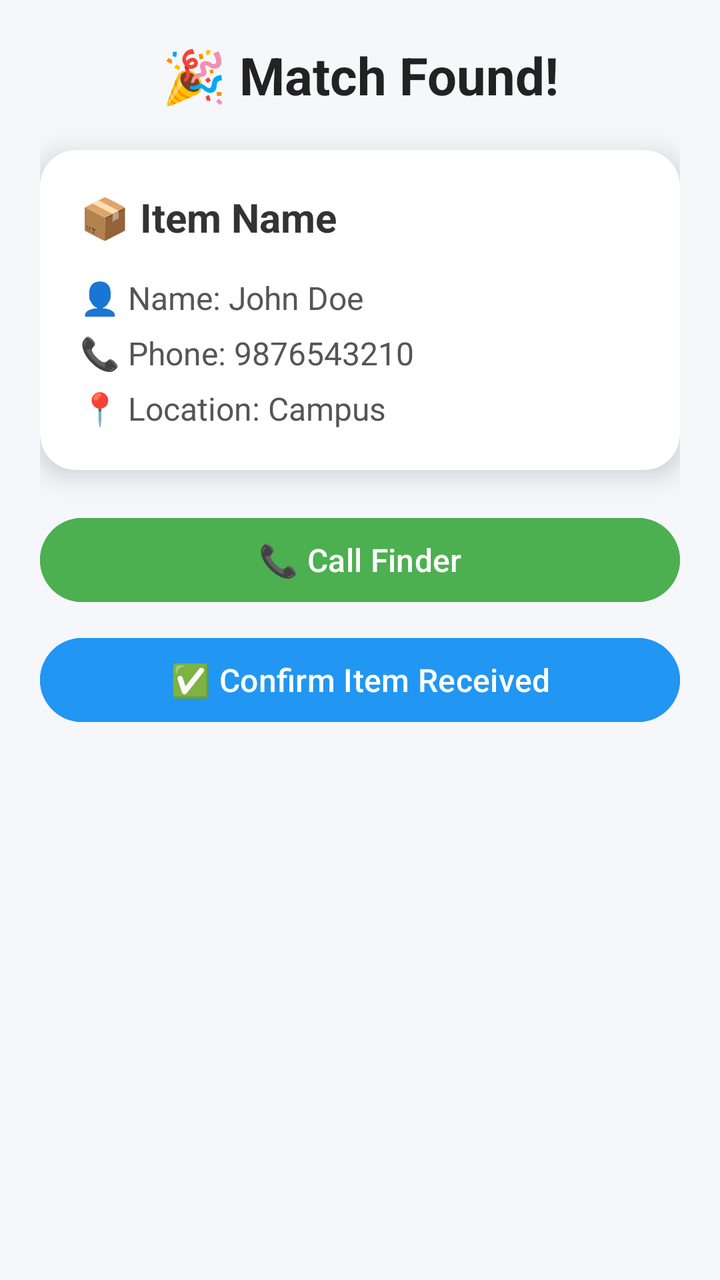
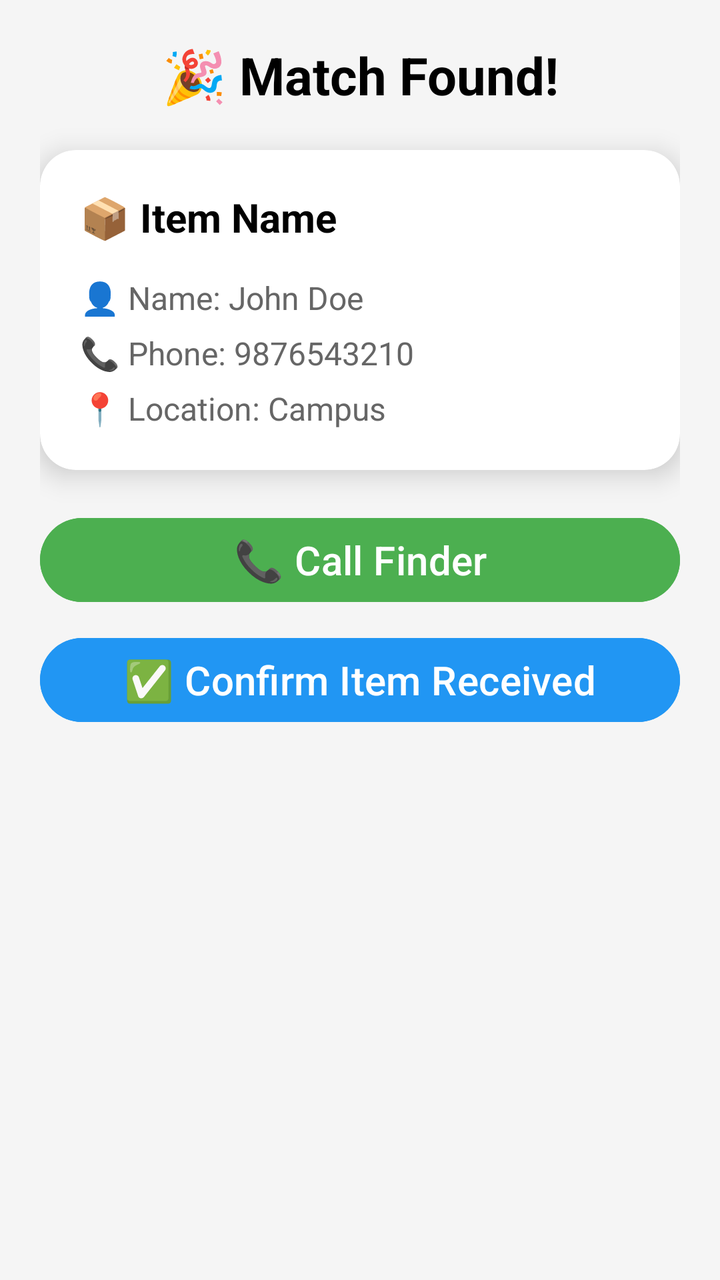

The first picture is an Android layout as it rendered before a commit; the second is the same layout after the commit. The layout source and the unified diff follow.
<!-- AndroidManifest.xml: application theme Theme.LostandFound -->
<!-- res/layout/activity_match_details.xml -->
<?xml version="1.0" encoding="utf-8"?>
<ScrollView xmlns:android="http://schemas.android.com/apk/res/android"
    android:layout_width="match_parent"
    android:layout_height="match_parent"
    android:background="#F5F7FB">

    <LinearLayout
        android:orientation="vertical"
        android:padding="20dp"
        android:layout_width="match_parent"
        android:layout_height="wrap_content">

        
        <TextView
            android:layout_width="match_parent"
            android:layout_height="wrap_content"
            android:text="🎉 Match Found!"
            android:textSize="26sp"
            android:textStyle="bold"
            android:textAlignment="center"
            android:textColor="#222"
            android:layout_marginBottom="20dp"/>

        
        <androidx.cardview.widget.CardView
            android:layout_width="match_parent"
            android:layout_height="wrap_content"
            android:layout_marginBottom="20dp"
            app:cardCornerRadius="18dp"
            app:cardElevation="8dp"
            app:cardBackgroundColor="#FFFFFF"
            xmlns:app="http://schemas.android.com/apk/res-auto">

            <LinearLayout
                android:orientation="vertical"
                android:padding="20dp"
                android:layout_width="match_parent"
                android:layout_height="wrap_content">

                
                <TextView
                    android:id="@+id/itemTitle"
                    android:text="📦 Item Name"
                    android:textSize="20sp"
                    android:textStyle="bold"
                    android:textColor="#333"
                    android:layout_marginBottom="10dp"
                    android:layout_width="wrap_content"
                    android:layout_height="wrap_content"/>

                
                <TextView
                    android:id="@+id/finderName"
                    android:text="👤 Name: John Doe"
                    android:textSize="16sp"
                    android:textColor="#555"
                    android:layout_marginTop="6dp"
                    android:layout_width="wrap_content"
                    android:layout_height="wrap_content"/>

                
                <TextView
                    android:id="@+id/finderPhone"
                    android:text="📞 Phone: 9876543210"
                    android:textSize="16sp"
                    android:textColor="#555"
                    android:layout_marginTop="6dp"
                    android:layout_width="wrap_content"
                    android:layout_height="wrap_content"/>

                
                <TextView
                    android:id="@+id/finderLocation"
                    android:text="📍 Location: Campus"
                    android:textSize="16sp"
                    android:textColor="#555"
                    android:layout_marginTop="6dp"
                    android:layout_width="wrap_content"
                    android:layout_height="wrap_content"/>

            </LinearLayout>

        </androidx.cardview.widget.CardView>

        
        <Button
            android:id="@+id/callFinderBtn"
            android:layout_width="match_parent"
            android:layout_height="50dp"
            android:text="📞 Call Finder"
            android:textAllCaps="false"
            android:textSize="16sp"
            android:textColor="#FFFFFF"
            android:backgroundTint="#4CAF50"
            
            android:layout_marginBottom="10dp"/>

        
        <Button
            android:id="@+id/confirmBtn"
            android:layout_width="match_parent"
            android:layout_height="50dp"
            android:text="✅ Confirm Item Received"
            android:textAllCaps="false"
            android:textSize="16sp"
            android:textColor="#FFFFFF"
            android:backgroundTint="#2196F3"
            />

    </LinearLayout>

</ScrollView>
<!-- resources referenced by this layout -->
<resources>
  <style name="Theme.LostandFound" parent="Base.Theme.LostandFound" />
  <style name="Base.Theme.LostandFound" parent="Theme.Material3.DayNight.NoActionBar">
          
          
      </style>
</resources>

<!-- the commit's change to res/layout/activity_match_details.xml (unified diff, before → after) -->
@@ -2,7 +2,7 @@
 <ScrollView xmlns:android="http://schemas.android.com/apk/res/android"
     android:layout_width="match_parent"
     android:layout_height="match_parent"
-    android:background="#F5F7FB">
+    android:background="@color/background">
 
     <LinearLayout
         android:orientation="vertical"
@@ -18,7 +18,7 @@
             android:textSize="26sp"
             android:textStyle="bold"
             android:textAlignment="center"
-            android:textColor="#222"
+            android:textColor="@color/text_primary"
             android:layout_marginBottom="20dp"/>
 
         
@@ -28,7 +28,7 @@
             android:layout_marginBottom="20dp"
             app:cardCornerRadius="18dp"
             app:cardElevation="8dp"
-            app:cardBackgroundColor="#FFFFFF"
+            app:cardBackgroundColor="@color/card"
             xmlns:app="http://schemas.android.com/apk/res-auto">
 
             <LinearLayout
@@ -43,7 +43,7 @@
                     android:text="📦 Item Name"
                     android:textSize="20sp"
                     android:textStyle="bold"
-                    android:textColor="#333"
+                    android:textColor="@color/text_primary"
                     android:layout_marginBottom="10dp"
                     android:layout_width="wrap_content"
                     android:layout_height="wrap_content"/>
@@ -53,7 +53,7 @@
                     android:id="@+id/finderName"
                     android:text="👤 Name: John Doe"
                     android:textSize="16sp"
-                    android:textColor="#555"
+                    android:textColor="@color/text_secondary" 
                     android:layout_marginTop="6dp"
                     android:layout_width="wrap_content"
                     android:layout_height="wrap_content"/>
@@ -63,7 +63,7 @@
                     android:id="@+id/finderPhone"
                     android:text="📞 Phone: 9876543210"
                     android:textSize="16sp"
-                    android:textColor="#555"
+                    android:textColor="@color/text_secondary" 
                     android:layout_marginTop="6dp"
                     android:layout_width="wrap_content"
                     android:layout_height="wrap_content"/>
@@ -73,7 +73,7 @@
                     android:id="@+id/finderLocation"
                     android:text="📍 Location: Campus"
                     android:textSize="16sp"
-                    android:textColor="#555"
+                    android:textColor="@color/text_secondary" 
                     android:layout_marginTop="6dp"
                     android:layout_width="wrap_content"
                     android:layout_height="wrap_content"/>
@@ -87,25 +87,24 @@
             android:id="@+id/callFinderBtn"
             android:layout_width="match_parent"
             android:layout_height="50dp"
+            android:layout_marginBottom="10dp"
+            android:backgroundTint="#4CAF50"
             android:text="📞 Call Finder"
             android:textAllCaps="false"
-            android:textSize="16sp"
             android:textColor="#FFFFFF"
-            android:backgroundTint="#4CAF50"
-            
-            android:layout_marginBottom="10dp"/>
+
+            android:textSize="20sp" />
 
         
         <Button
             android:id="@+id/confirmBtn"
             android:layout_width="match_parent"
             android:layout_height="50dp"
+            android:backgroundTint="#2196F3"
             android:text="✅ Confirm Item Received"
             android:textAllCaps="false"
-            android:textSize="16sp"
             android:textColor="#FFFFFF"
-            android:backgroundTint="#2196F3"
-            />
+            android:textSize="20sp" />
 
     </LinearLayout>
 
<!-- resource entries referenced after the edit -->
@@ -1,5 +1,9 @@
 <!-- resources referenced by this layout -->
 <resources>
+  <color name="background">#F5F5F5</color>
+  <color name="card">#FFFFFF</color>
+  <color name="text_primary">#000000</color>
+  <color name="text_secondary">#666666</color>
   <style name="Theme.LostandFound" parent="Base.Theme.LostandFound" />
   <style name="Base.Theme.LostandFound" parent="Theme.Material3.DayNight.NoActionBar">
           
